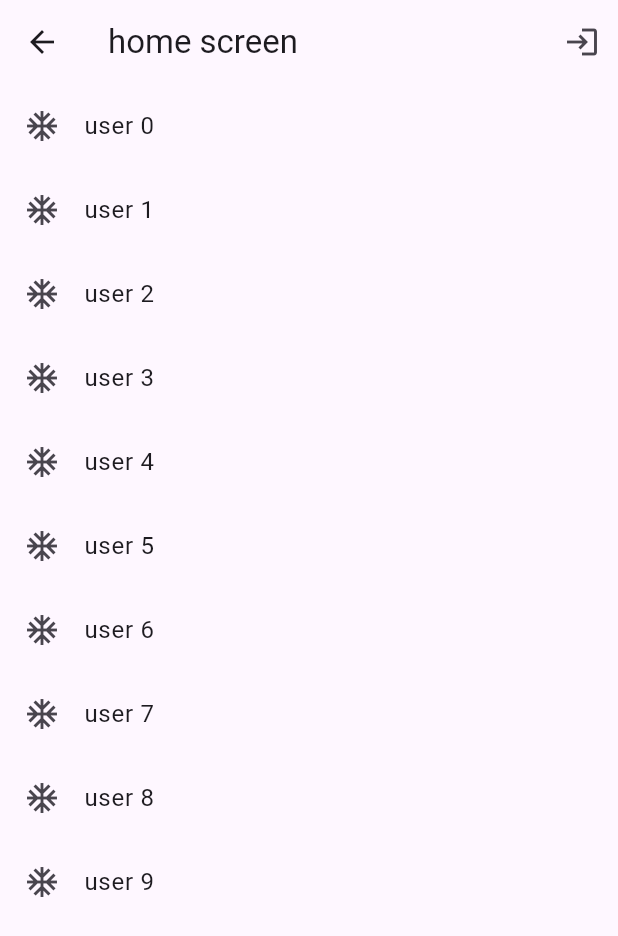
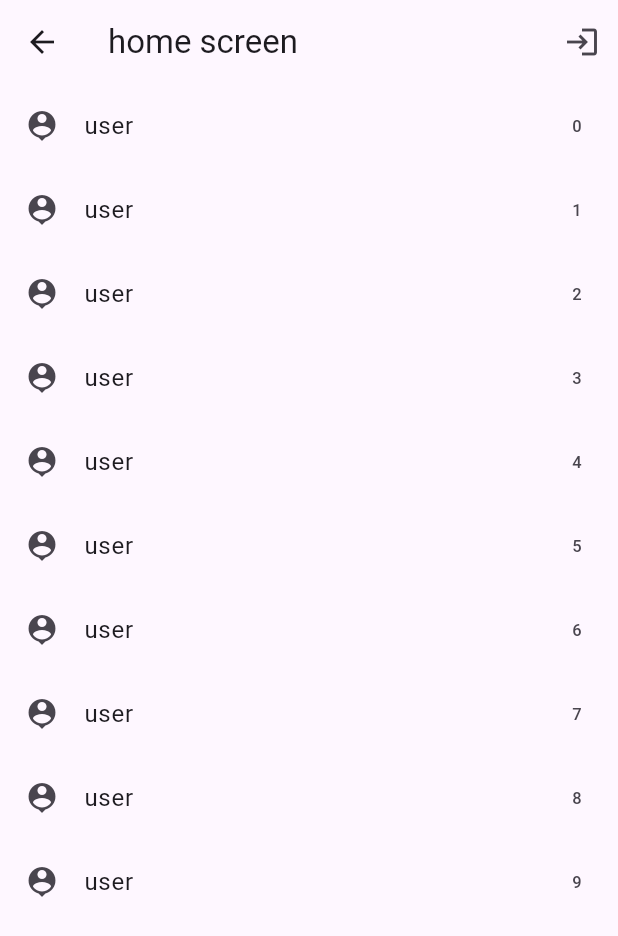
Before and after one commit to Nomankhan65/GetX-MVVM, a Flutter app: the HomeScreen screen opened by its route, on a phone screen of 412 x 824 dp. Shown: the top 936 px of the screen. Run offline on Flutter 3.47's test engine with Material 3 defaults, Android fonts, the phone set to English and light mode, and no system bars; our stand-ins replace fluttertoast, get, shared_preferences; accounts and stored records are empty.

Commit message:
trailing

```diff
--- a/lib/view/home/home_screen.dart
+++ b/lib/view/home/home_screen.dart
@@ -23,9 +23,10 @@ class HomeScreen extends StatelessWidget {
       body:ListView.builder(
           itemCount:10,
           itemBuilder: (context,index){
-        return   ListTile(
-          leading:const Icon(Icons.ac_unit),
-          title:Text('user $index'),
+        return  ListTile(
+          leading:const Icon(Icons.person_pin),
+          title:const Text('user'),
+          trailing:Text(index.toString()),
         );
       })
     );
```
